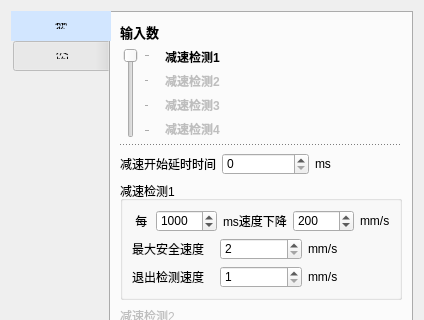
This is logic_view/logic_setting/speed_monitor_setting.ui in su0814/qt_spc100 as Qt 5 draws it before an edit; both pictures show x 0 to 424 and y 0 to 320 of the 424 by 749 pixel window. The edited form follows.
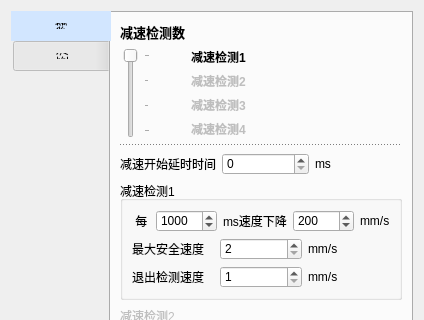
This is the edited form.

Commit message: 已保存的和导入的工程的项目名称不可被修改

The edit to the form file:
```diff
--- a/logic_view/logic_setting/speed_monitor_setting.ui
+++ b/logic_view/logic_setting/speed_monitor_setting.ui
@@ -101,7 +101,7 @@
           </font>
          </property>
          <property name="text">
-          <string>输入数</string>
+          <string>减速检测数</string>
          </property>
         </widget>
        </item>
```
The commit also changes 1 other file.
